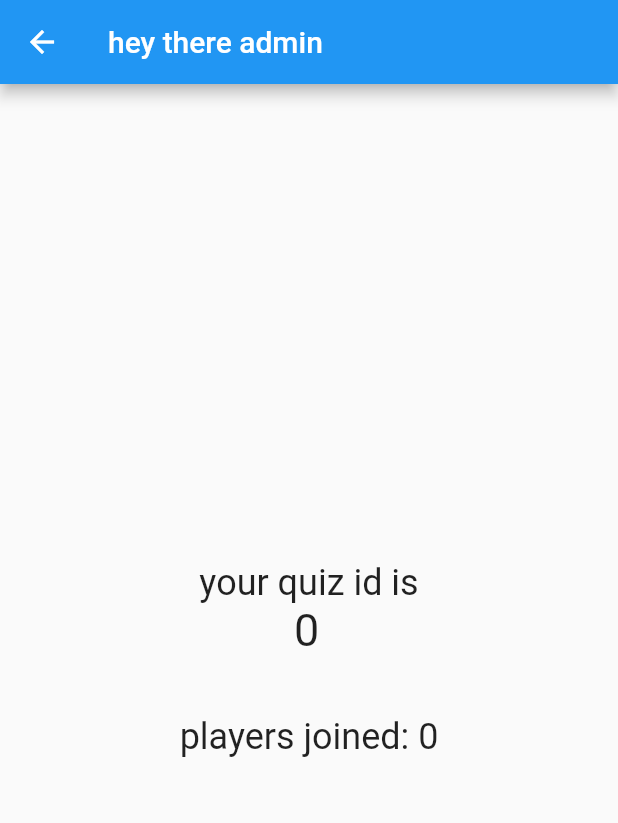
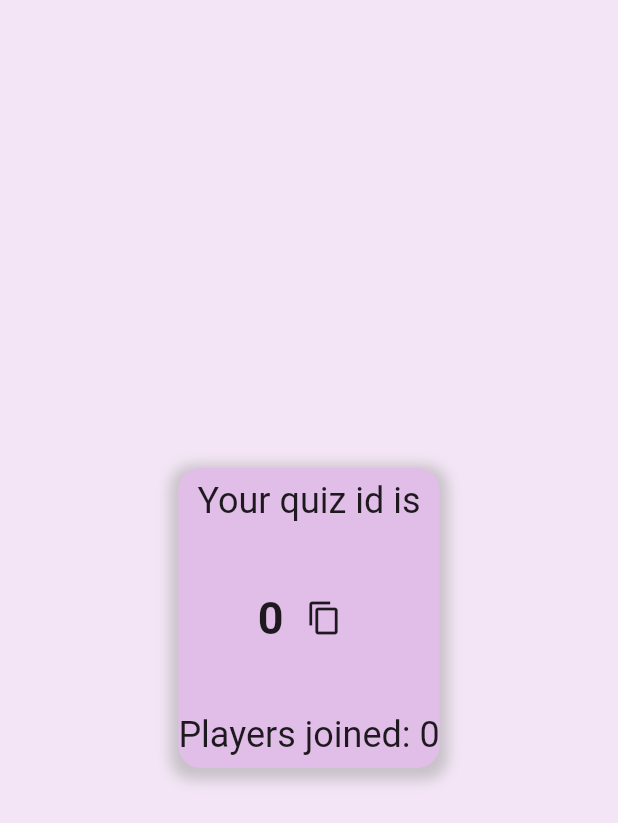
Before and after one commit to Capital2/kaloot, a Flutter app: the QuizAdmin screen opened directly with empty values, on a phone screen of 412 x 824 dp. Shown: the top 823 px of the screen. Run offline on Flutter 3.47's test engine with Material 2 defaults, Android fonts, the phone set to English and light mode, and no system bars; our stand-ins replace circular_countdown_timer, firebase_core, firebase_database, simple_animations; missing offline and left inert: clipboard; accounts and stored records are empty.

Commit message:
ui revamp for admin

```diff
--- a/lib/quiz.dart
+++ b/lib/quiz.dart
@@ -2,6 +2,9 @@ import 'dart:math';
 import 'package:flutter/material.dart';
 import 'package:firebase_database/firebase_database.dart';
 import 'package:kaloot/question_model.dart';
+import 'package:flutter/services.dart';
+import 'package:clipboard/clipboard.dart';
+
 class QuizCreate extends StatefulWidget {
   const QuizCreate({Key? key}) : super(key: key);
   @override
@@ -303,20 +306,65 @@ class _QuizAdminState extends State<QuizAdmin> {
       });
     });
     return Scaffold(
-      appBar: AppBar(
-        title: const Text("hey there admin"),
-      ),
-      body: Center(
-        child: Column(
-          mainAxisAlignment: MainAxisAlignment.center,
-          children: [
-            Text("your quiz id is", style: TextStyle(fontSize: 24),),
-            SelectableText("${widget.quizId}", style: TextStyle(fontSize: 30),),
-            SizedBox(height: 40,),
-            Text("players joined: $_players", style: TextStyle(fontSize: 24),)
-          ],
+      body: Container(
+        decoration: BoxDecoration(
+          color: Colors.purple.shade50,
+        ),
+        child: Center(
+          child: Container(
+            height: 200,
+            decoration: BoxDecoration(
+              color: Colors.purple[100],
+              borderRadius: BorderRadius.circular(15),
+              boxShadow: [
+                BoxShadow(
+                  color: Colors.grey.withOpacity(0.5),
+                  spreadRadius: 5,
+                  blurRadius: 7,
+                  offset: Offset(0, 3), // changes position of shadow
+                ),
+              ],
+            ),
+            child: Column(
+              mainAxisAlignment: MainAxisAlignment.center,
+              children: [
+                const Text("Your quiz id is", style: TextStyle(fontSize: 24),),
+                const SizedBox(height: 40,),
+                IntrinsicWidth(
+                  child: Row(
+                    mainAxisAlignment: MainAxisAlignment.center,
+                    children: [
+                      SelectableText("${widget.quizId}", style: const TextStyle(fontSize: 30, fontWeight: FontWeight.bold),),
+                      CopyIconButton(textToCopy: "${widget.quizId}"),
+                    ],
+                  ),
+                ),
+                const SizedBox(height: 40,),
+                Text("Players joined: $_players", style: const TextStyle(fontSize: 24),)
+              ],
+            ),
+          ),
         ),
       ),
     );
   }
 }
+
+class CopyIconButton extends StatelessWidget {
+  final String textToCopy;
+
+  CopyIconButton({required this.textToCopy});
+
+  @override
+  Widget build(BuildContext context) {
+    return IconButton(
+      icon: Icon(Icons.content_copy),
+      onPressed: () {
+        Clipboard.setData(ClipboardData(text: textToCopy));
+        ScaffoldMessenger.of(context).showSnackBar(
+          SnackBar(content: Text('Copied to clipboard')),
+        );
+      },
+    );
+  }
+}
--- a/pubspec.yaml
+++ b/pubspec.yaml
@@ -39,6 +39,7 @@ dependencies:
   firebase_core: ^2.10.0
   firebase_database: ^10.1.1
   circular_countdown_timer: ^0.2.3
+  clipboard: ^0.1.3
 
 dev_dependencies:
   flutter_test:
```
Also changed, not shown: pubspec.lock.
